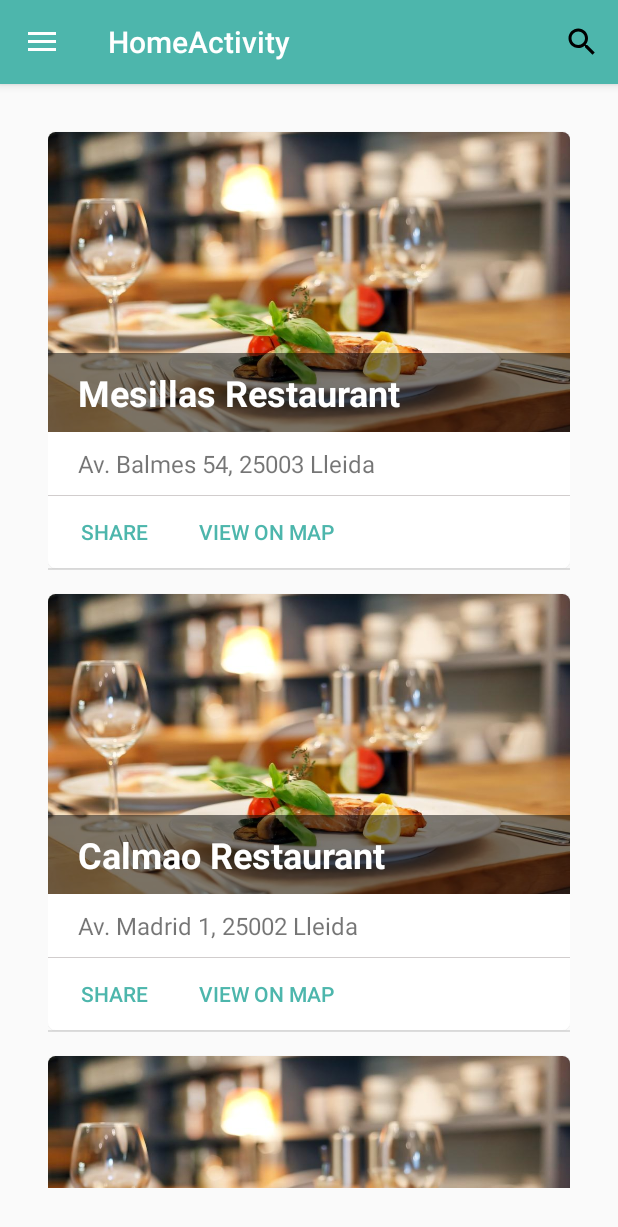
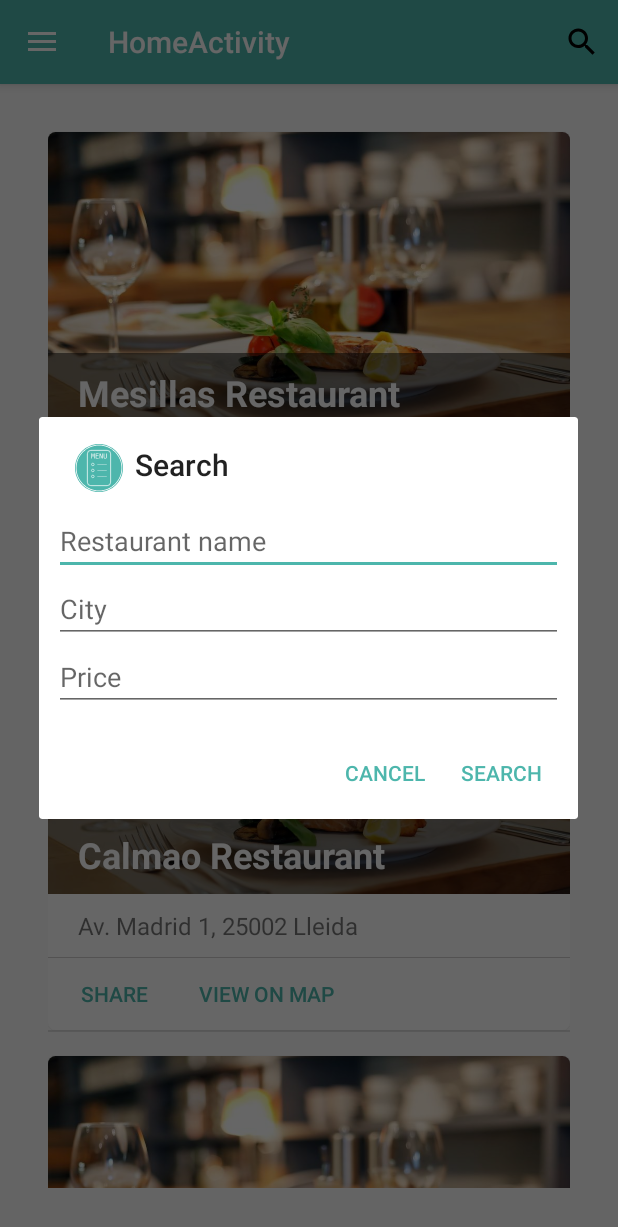
Before and after one commit to MenuFinder/AndroidClient, an Android app: the fragment RestaurantsFragment placed in its activity, after a tap on "Search", on a phone screen of 412 x 824 dp. Shown: the top 1227 px of the screen. Run offline under Robolectric (Android 15) with nearby library versions, the phone set to English and light mode, and no system bars.

Commit message:
Search filter criteria

```diff
--- a/app/src/main/java/cat/udl/menufinder/fragments/RestaurantsFragment.java
+++ b/app/src/main/java/cat/udl/menufinder/fragments/RestaurantsFragment.java
@@ -1,17 +1,22 @@
 package cat.udl.menufinder.fragments;
 
+import android.content.DialogInterface;
 import android.content.Intent;
 import android.os.Bundle;
 import android.support.annotation.Nullable;
+import android.support.v7.app.AlertDialog;
 import android.support.v7.widget.DefaultItemAnimator;
 import android.support.v7.widget.DividerItemDecoration;
 import android.support.v7.widget.LinearLayoutManager;
 import android.support.v7.widget.RecyclerView;
+import android.text.TextUtils;
 import android.view.LayoutInflater;
 import android.view.Menu;
 import android.view.MenuInflater;
+import android.view.MenuItem;
 import android.view.View;
 import android.view.ViewGroup;
+import android.widget.EditText;
 
 import java.util.ArrayList;
 import java.util.List;
@@ -20,7 +25,9 @@ import cat.udl.menufinder.R;
 import cat.udl.menufinder.activities.DetailRestaurantActivity;
 import cat.udl.menufinder.adapters.RestaurantsAdapter;
 import cat.udl.menufinder.application.MasterFragment;
+import cat.udl.menufinder.builders.SearchCriteriaBuilder;
 import cat.udl.menufinder.models.Restaurant;
+import cat.udl.menufinder.utils.SearchCriteria;
 
 public class RestaurantsFragment extends MasterFragment {
 
@@ -36,6 +43,14 @@ public class RestaurantsFragment extends MasterFragment {
     @Override
     public void onCreateOptionsMenu(Menu menu, MenuInflater inflater) {
         inflater.inflate(R.menu.fragment_restaurants_menu, menu);
+    }
+
+    @Override
+    public boolean onOptionsItemSelected(MenuItem item) {
+        if (item.getItemId() == R.id.search_button) {
+            showFilterDialog();
+        }
+        return super.onOptionsItemSelected(item);
     }
 
     @Override
@@ -106,4 +121,41 @@ public class RestaurantsFragment extends MasterFragment {
         void onViewMapClick(Restaurant restaurant);
     }
 
+    private void showFilterDialog() {
+        LayoutInflater inflater = getActivity().getLayoutInflater();
+        final View dialogView = inflater.inflate(R.layout.view_criteria, null);
+        final AlertDialog alertDialog = new AlertDialog.Builder(getActivity())
+                .setTitle(R.string.search)
+                .setIcon(R.drawable.menu_finder_logo)
+                .setView(dialogView)
+                .setPositiveButton(R.string.search, new DialogInterface.OnClickListener() {
+                    @Override
+                    public void onClick(DialogInterface dialogInterface, int i) {
+                        SearchCriteriaBuilder scb = new SearchCriteriaBuilder();
+                        String name = ((EditText) dialogView.findViewById(R.id.restaurant_name)).getText().toString().trim();
+                        if (!TextUtils.isEmpty(name)) scb.setRestaurantName(name);
+                        String city = ((EditText) dialogView.findViewById(R.id.city)).getText().toString().trim();
+                        if (!TextUtils.isEmpty(city)) scb.setCity(city);
+                        String price = ((EditText) dialogView.findViewById(R.id.price)).getText().toString().trim();
+                        if (!TextUtils.isEmpty(price)) scb.setPrice(Double.valueOf(price));
+                        filterRestaurants(scb.build());
+                    }
+                })
+                .setNegativeButton(android.R.string.cancel, new DialogInterface.OnClickListener() {
+                    @Override
+                    public void onClick(DialogInterface dialogInterface, int i) {
+                    }
+                })
+                .create();
+        alertDialog.show();
+    }
+
+    private void filterRestaurants(SearchCriteria searchCriteria) {
+        restaurants.clear();
+        Restaurant filteredRestaurant = new Restaurant("Filtered Restaurant", "123456789X",
+                "Plaça Major", "Talladell", "25301", "Spaña", "Lleida", "", "973 973 973");
+        restaurants.add(filteredRestaurant);
+        adapter.notifyDataSetChanged();
+    }
+
 }
--- /dev/null
+++ b/app/src/main/res/layout/view_criteria.xml
@@ -0,0 +1,33 @@
+<?xml version="1.0" encoding="utf-8"?>
+<LinearLayout xmlns:android="http://schemas.android.com/apk/res/android"
+    android:layout_width="match_parent"
+    android:layout_height="match_parent"
+    android:orientation="vertical"
+    android:padding="10dp">
+
+    <EditText
+        android:id="@+id/restaurant_name"
+        android:layout_width="match_parent"
+        android:layout_height="wrap_content"
+        android:hint="@string/prompt_restaurant_name"
+        android:maxLines="1"
+        android:singleLine="true" />
+
+    <EditText
+        android:id="@+id/city"
+        android:layout_width="match_parent"
+        android:layout_height="wrap_content"
+        android:hint="@string/prompt_city"
+        android:maxLines="1"
+        android:singleLine="true" />
+
+    <EditText
+        android:id="@+id/price"
+        android:layout_width="match_parent"
+        android:layout_height="wrap_content"
+        android:hint="@string/prompt_price"
+        android:inputType="numberDecimal"
+        android:maxLines="1"
+        android:singleLine="true" />
+
+</LinearLayout>
--- a/app/src/main/res/menu/fragment_restaurants_menu.xml
+++ b/app/src/main/res/menu/fragment_restaurants_menu.xml
@@ -3,7 +3,6 @@
     xmlns:app="http://schemas.android.com/apk/res-auto">
     <item
         android:id="@+id/search_button"
-        android:actionViewClass="android.widget.SearchView"
         android:icon="@drawable/ic_search_black"
         android:title="@string/search"
         app:showAsAction="collapseActionView|ifRoom" />
```
Also changed, not shown: app/src/main/java/cat/udl/menufinder/builders/SearchCriteriaBuilder.java (added, +32 -0 lines), app/src/main/java/cat/udl/menufinder/utils/SearchCriteria.java (added, +17 -0 lines).
